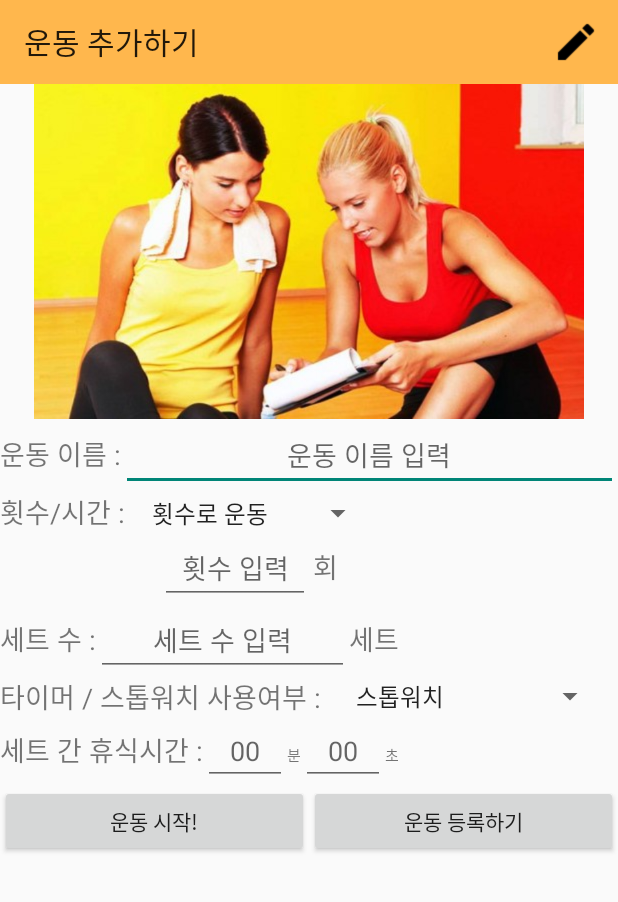
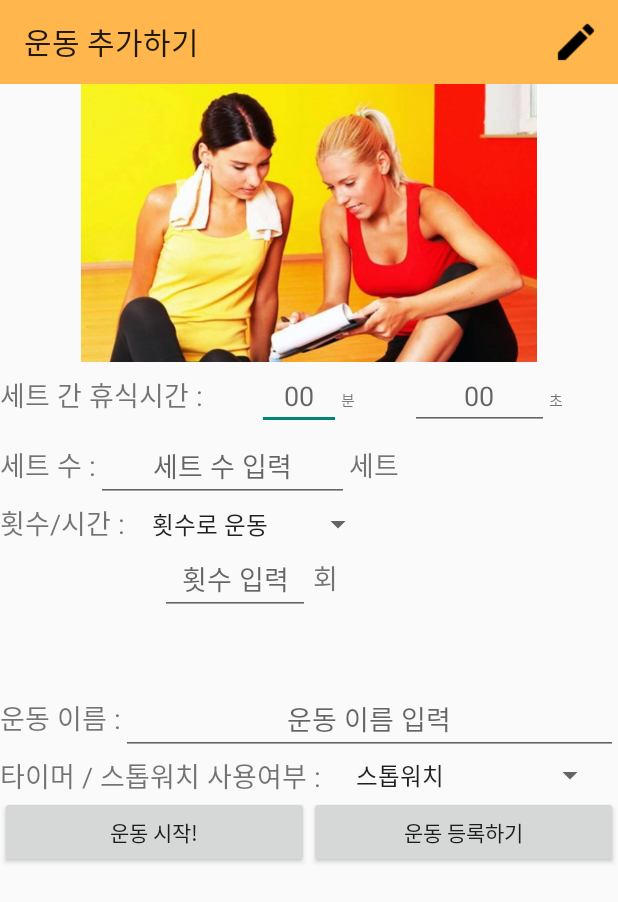
Before and after one commit to SongMarco/WorkOutApp, an Android app: the AddWorkoutActivity screen opened directly, with no data from a screen before it, on a phone screen of 412 x 824 dp. Shown: the top 902 px of the screen. Run offline under Robolectric (Android 15) with nearby library versions, the phone set to English and light mode, and no system bars; 1 statement that could not run was skipped.

Commit message:
addWorkoutUi 수정중

```diff
--- a/app/src/main/java/nova/workoutapp22/AddWorkoutActivity.java
+++ b/app/src/main/java/nova/workoutapp22/AddWorkoutActivity.java
@@ -139,7 +139,7 @@ public class AddWorkoutActivity extends AppCompatActivity implements AdapterView
 
 
                     saveAndSetResult();
-                    Toast.makeText(getApplicationContext(), "입력 내용이 저장됩니다.", Toast.LENGTH_SHORT).show();
+         //           Toast.makeText(getApplicationContext(), "입력 내용이 저장됩니다.", Toast.LENGTH_SHORT).show();
                     finish();
                 }
             });
@@ -682,7 +682,7 @@ public class AddWorkoutActivity extends AppCompatActivity implements AdapterView
     public void saveAndSetResult() {
         clearMyPrefs();
 
-        Toast.makeText(getApplicationContext(), "입력 내용이 저장됩니다.", Toast.LENGTH_SHORT).show();
+      //  Toast.makeText(getApplicationContext(), "입력 내용이 저장됩니다.", Toast.LENGTH_SHORT).show();
 
         Intent intentForSave = new Intent();
 
--- a/app/src/main/java/nova/workoutapp22/PlayWorkoutActivity.java
+++ b/app/src/main/java/nova/workoutapp22/PlayWorkoutActivity.java
@@ -107,6 +107,9 @@ public class PlayWorkoutActivity extends AppCompatActivity {
 
         isTimeSet = intentReceived.getBooleanExtra(key_boolTimeSet, false);
 
+        timerMode = intentReceived.getIntExtra(key_timerMode, MODE_NULL );
+//        Toast.makeText(instance, "timermode = "+timerMode, Toast.LENGTH_SHORT).show();
+
         //쉬는 시간 세팅이다.
 
         restMin = intentReceived.getIntExtra(key_restMin, 0);
@@ -135,15 +138,14 @@ public class PlayWorkoutActivity extends AppCompatActivity {
 
 
 
-
-
-        //시간 세팅이다.
+        //시간운동 세팅이다.
         if(isTimeSet == true) {
 
             hour = intentReceived.getIntExtra(key_hour, 0);
             min = intentReceived.getIntExtra(key_min, 0);
             sec = intentReceived.getIntExtra(key_sec, 0);
 
+//            Toast.makeText(instance, "hour min sec = "+hour+min+sec, Toast.LENGTH_SHORT).show();
             String outputTime = "";
 
             if( hour != 0){
@@ -161,10 +163,20 @@ public class PlayWorkoutActivity extends AppCompatActivity {
 
             woNumTimePl.setText( "세트 당 "+outputTime+" 운동"  );
         }
+        //갯수 세팅이다.
+        //TODO 갯수 세팅이어도 갈라져야 한다. - 어떻게? SW/TMR/아무것도 X
+        else{
 
-        timerMode = intentReceived.getIntExtra(key_timerMode, MODE_NULL );
-        if( timerMode== MODE_TIMER ){
-            tvTimer.setText();
+            if(timerMode == MODE_TIMER){
+
+                hour = intentReceived.getIntExtra(key_hour, 0);
+                min = intentReceived.getIntExtra(key_min, 0);
+                sec = intentReceived.getIntExtra(key_sec, 0);
+
+                Toast.makeText(instance, "hour min sec = "+hour+min+sec, Toast.LENGTH_SHORT).show();
+
+                tvTimer.setText(hour+min+sec);
+
             }
             else if(timerMode == MODE_STOPWATCH){
 
@@ -176,9 +188,6 @@ public class PlayWorkoutActivity extends AppCompatActivity {
 
 
 
-
-        //갯수 세팅이다.
-        else{
 
             woNumTimePl.setText( "세트 당 "+intentReceived.getStringExtra(key_workoutNum) +"회 운동" );
         }
--- a/app/src/main/java/nova/workoutapp22/WorkoutActivity.java
+++ b/app/src/main/java/nova/workoutapp22/WorkoutActivity.java
@@ -469,8 +469,6 @@ public class WorkoutActivity extends AppCompatActivity {
             @Override
             public void onItemClick(AdapterView<?> adapterView, View view, int position, long id) {
 
-                //todo 어댑터가 woadapter아닌 그냥 adapter써도 되는지 확인할 것. 추후 버그 가능성
-
                 WorkoutItem item = (WorkoutItem) adapter.getItem(position);
 
                 // 수정 -- 메모 보기 액티비티 띄우기 -> 액티비티 따라 달라짐
@@ -539,7 +537,7 @@ public class WorkoutActivity extends AppCompatActivity {
 
             if (resultCode == RESULT_OK) {
 
-                Toast.makeText(getApplicationContext(), "리스트뷰에 내용 추가합니다", Toast.LENGTH_SHORT).show();
+//                Toast.makeText(getApplicationContext(), "리스트뷰에 내용 추가합니다", Toast.LENGTH_SHORT).show();
 
                 // 리스트뷰에 해당 내용을 담아 추가한다.
 
@@ -561,7 +559,7 @@ public class WorkoutActivity extends AppCompatActivity {
             if (resultCode == RESULT_OK) {
 
                 //수정된 데이터를 삽입
-                Toast.makeText(getApplicationContext(), "리스트뷰 수정 완료", Toast.LENGTH_SHORT).show();
+//                Toast.makeText(getApplicationContext(), "리스트뷰 수정 완료", Toast.LENGTH_SHORT).show();
 //////////////////////주의 주의 3시간 이상 삽질한 문제 : new 아이템 만들고 ID를 초기화 안함
                 // -> 계쏙해서 잘못된 mID를 전달하게 됨.
                 // 인텐트의 전달이 계속 잘못되면 인텐트 관련 메소드를 살피자. 이것도 인텐트 관련 메소드다.
@@ -811,7 +809,7 @@ public class WorkoutActivity extends AppCompatActivity {
 
 
     public void restoreStateWithGson() {
-        Toast.makeText(getApplicationContext(), "restore state Called", Toast.LENGTH_SHORT).show();
+     //   Toast.makeText(getApplicationContext(), "restore state Called", Toast.LENGTH_SHORT).show();
 
         SharedPreferences prefForWo = getSharedPreferences("prefForWo", Activity.MODE_PRIVATE);
 
@@ -848,7 +846,7 @@ public class WorkoutActivity extends AppCompatActivity {
 
 
     protected void clearMyPrefs() {
-        Toast.makeText(getApplicationContext(), "pref cleared", Toast.LENGTH_SHORT).show();
+    //    Toast.makeText(getApplicationContext(), "pref cleared", Toast.LENGTH_SHORT).show();
 
         SharedPreferences pref = getSharedPreferences("pref", Activity.MODE_PRIVATE);
         SharedPreferences.Editor editor = pref.edit();
--- a/app/src/main/res/layout/activity_add_workout.xml
+++ b/app/src/main/res/layout/activity_add_workout.xml
@@ -18,44 +18,115 @@
     <ImageView
         android:id="@+id/imageView4"
         android:layout_width="match_parent"
-        android:layout_height="223dp"
+        android:layout_height="185dp"
         app:srcCompat="@drawable/schedule" />
+
+    <ScrollView
+        android:layout_width="match_parent"
+        android:layout_height="wrap_content">
 
         <LinearLayout
             android:layout_width="match_parent"
             android:layout_height="wrap_content"
+            android:orientation="vertical">
+
+            <LinearLayout
+                android:id="@+id/linearForRestTime"
+                android:layout_width="match_parent"
+                android:layout_height="match_parent"
                 android:orientation="horizontal">
 
                 <TextView
-            android:id="@+id/textView51"
+
+                    android:id="@+id/textView3"
                     android:layout_width="wrap_content"
                     android:layout_height="wrap_content"
-            android:text="운동 이름 :"
+                    android:layout_weight="1"
+                    android:text="세트 간 휴식시간 :"
                     android:textSize="18sp" />
 
                 <EditText
-            android:id="@+id/editTextWorkOutName"
-            android:layout_width="match_parent"
+
+                    android:id="@+id/editTextRestMin"
+                    android:layout_width="56dp"
+                    android:layout_height="wrap_content"
+                    android:ems="10"
+                    android:hint="00"
+                    android:inputType="number"
+                    android:textAlignment="center" />
+
+                <TextView
+                    android:id="@+id/textView15"
+                    android:layout_width="wrap_content"
+                    android:layout_height="wrap_content"
+                    android:layout_weight="1"
+                    android:text="분"
+                    android:textSize="10sp" />
+
+                <EditText
+
+                    android:id="@+id/editTextRestSec"
+                    android:layout_width="56dp"
                     android:layout_height="wrap_content"
                     android:layout_weight="1"
                     android:ems="10"
-            android:hint="운동 이름 입력"
-            android:inputType="text"
+                    android:hint="00"
+                    android:inputType="number"
                     android:textAlignment="center" />
+
+                <TextView
+                    android:id="@+id/textView16"
+                    android:layout_width="wrap_content"
+                    android:layout_height="wrap_content"
+                    android:layout_weight="1"
+                    android:text="초"
+                    android:textSize="10sp" />
+
             </LinearLayout>
 
             <LinearLayout
                 android:layout_width="match_parent"
+                android:layout_height="match_parent"
+                android:orientation="horizontal"
+                android:weightSum="1">
+
+                <TextView
+                    android:id="@+id/textView11"
+                    android:layout_width="wrap_content"
                     android:layout_height="wrap_content"
-        android:orientation="horizontal"
-        >
+                    android:text="세트 수 :"
+                    android:textSize="18sp" />
+
+                <EditText
+                    android:id="@+id/editTextWSet"
+                    android:layout_width="100dp"
+                    android:layout_height="wrap_content"
+                    android:layout_weight="0.32"
+                    android:ems="10"
+                    android:hint="세트 수 입력"
+                    android:inputType="number"
+                    android:textAlignment="center" />
+
+                <TextView
+                    android:id="@+id/textView10"
+                    android:layout_width="wrap_content"
+                    android:layout_height="wrap_content"
+                    android:layout_weight="1"
+                    android:text="세트"
+
+                    android:textSize="18sp" />
+            </LinearLayout>
+
+            <LinearLayout
+                android:layout_width="match_parent"
+                android:layout_height="match_parent"
+                android:orientation="horizontal">
 
                 <TextView
                     android:id="@+id/textViewNumOrTime"
                     android:layout_width="wrap_content"
                     android:layout_height="wrap_content"
                     android:layout_marginRight="10dp"
-
 
 
                     android:text="횟수/시간 :"
@@ -71,27 +142,60 @@
 
             <LinearLayout
                 android:layout_width="match_parent"
-        android:layout_height="wrap_content"
+                android:layout_height="match_parent"
                 android:orientation="horizontal">
 
 
-        <FrameLayout
+                <LinearLayout
                     android:layout_width="match_parent"
                     android:layout_height="match_parent"
+                    android:orientation="vertical">
 
-            >
 
+                    <LinearLayout
+                        android:id="@+id/FrameForNum"
+                        android:layout_width="218dp"
+                        android:layout_height="wrap_content"
+
+                        android:layout_gravity="center"
+                        android:orientation="horizontal"
+                        android:visibility="visible">
+
+                        <EditText
+                            android:id="@+id/editTextWNum"
+                            android:layout_width="100dp"
+                            android:layout_height="wrap_content"
+
+                            android:layout_marginLeft="10dp"
+                            android:layout_marginRight="2dp"
+                            android:ems="10"
+
+
+                            android:hint="횟수 입력"
+                            android:inputType="number"
+                            android:textAlignment="center" />
+
+                        <TextView
+                            android:id="@+id/textViewNum"
+                            android:layout_width="wrap_content"
+                            android:layout_height="wrap_content"
+
+
+                            android:text="회"
+                            android:textSize="18sp" />
+
+                    </LinearLayout>
 
                     <FrameLayout
                         android:id="@+id/FrameForTime"
-                android:layout_width="match_parent"
-                android:layout_height="match_parent"
+                        android:layout_width="wrap_content"
+                        android:layout_height="wrap_content"
                         android:layout_gravity="center"
                         android:visibility="visible">
 
                         <LinearLayout
                             android:layout_width="match_parent"
-                    android:layout_height="match_parent"
+                            android:layout_height="wrap_content"
                             android:orientation="horizontal">
 
                             <EditText
@@ -161,79 +265,35 @@
 
                     </FrameLayout>
 
-            <LinearLayout
-                android:id="@+id/FrameForNum"
-                android:layout_width="218dp"
-                android:layout_height="match_parent"
-
-                android:layout_gravity="center"
-                android:orientation="horizontal"
-                android:visibility="visible">
-
-                <EditText
-                    android:id="@+id/editTextWNum"
-                    android:layout_width="100dp"
-                    android:layout_height="wrap_content"
-
-                    android:layout_marginLeft="10dp"
-                    android:layout_marginRight="2dp"
-                    android:ems="10"
-
-
-                    android:hint="횟수 입력"
-                    android:inputType="number"
-                    android:textAlignment="center" />
-
-                <TextView
-                    android:id="@+id/textViewNum"
-                    android:layout_width="wrap_content"
-                    android:layout_height="wrap_content"
-
-
-                    android:text="회"
-                    android:textSize="18sp" />
-
                 </LinearLayout>
-
-        </FrameLayout>
             </LinearLayout>
 
             <LinearLayout
                 android:layout_width="match_parent"
-        android:layout_height="wrap_content"
-        android:orientation="horizontal"
-        android:weightSum="1">
+                android:layout_height="match_parent"
+                android:orientation="horizontal">
 
                 <TextView
-            android:id="@+id/textView11"
+                    android:id="@+id/textView51"
                     android:layout_width="wrap_content"
                     android:layout_height="wrap_content"
-            android:text="세트 수 :"
+                    android:text="운동 이름 :"
                     android:textSize="18sp" />
 
                 <EditText
-            android:id="@+id/editTextWSet"
-            android:layout_width="100dp"
-            android:layout_height="wrap_content"
-            android:layout_weight="0.32"
-            android:ems="10"
-            android:hint="세트 수 입력"
-            android:inputType="number"
-            android:textAlignment="center" />
-
-        <TextView
-            android:id="@+id/textView10"
-            android:layout_width="wrap_content"
+                    android:id="@+id/editTextWorkOutName"
+                    android:layout_width="match_parent"
                     android:layout_height="wrap_content"
                     android:layout_weight="1"
-            android:text="세트"
-
-            android:textSize="18sp" />
+                    android:ems="10"
+                    android:hint="운동 이름 입력"
+                    android:inputType="text"
+                    android:textAlignment="center" />
             </LinearLayout>
 
             <LinearLayout
                 android:layout_width="match_parent"
-        android:layout_height="wrap_content"
+                android:layout_height="match_parent"
                 android:orientation="horizontal"
                 android:weightSum="1">
 
@@ -255,60 +315,8 @@
                     android:layout_weight="0.66" />
 
             </LinearLayout>
-
-    <LinearLayout
-        android:id="@+id/linearForRestTime"
-        android:layout_width="wrap_content"
-        android:layout_height="wrap_content"
-        android:orientation="horizontal">
-
-        <TextView
-
-            android:id="@+id/textView3"
-            android:layout_width="wrap_content"
-            android:layout_height="wrap_content"
-            android:layout_weight="1"
-            android:text="세트 간 휴식시간 :"
-            android:textSize="18sp" />
-
-        <EditText
-
-            android:id="@+id/editTextRestMin"
-            android:layout_width="56dp"
-            android:layout_height="wrap_content"
-            android:ems="10"
-            android:hint="00"
-            android:inputType="number"
-            android:textAlignment="center" />
-
-        <TextView
-            android:id="@+id/textView15"
-            android:layout_width="wrap_content"
-            android:layout_height="wrap_content"
-            android:layout_weight="1"
-            android:text="분"
-            android:textSize="10sp" />
-
-        <EditText
-
-            android:id="@+id/editTextRestSec"
-            android:layout_width="56dp"
-            android:layout_height="wrap_content"
-            android:layout_weight="1"
-            android:ems="10"
-            android:hint="00"
-            android:inputType="number"
-            android:textAlignment="center" />
-
-        <TextView
-            android:id="@+id/textView16"
-            android:layout_width="wrap_content"
-            android:layout_height="wrap_content"
-            android:layout_weight="1"
-            android:text="초"
-            android:textSize="10sp" />
-
         </LinearLayout>
+    </ScrollView>
 
     <LinearLayout
         android:layout_width="match_parent"
```
Lines whose indentation alone changed are shown as unchanged.
